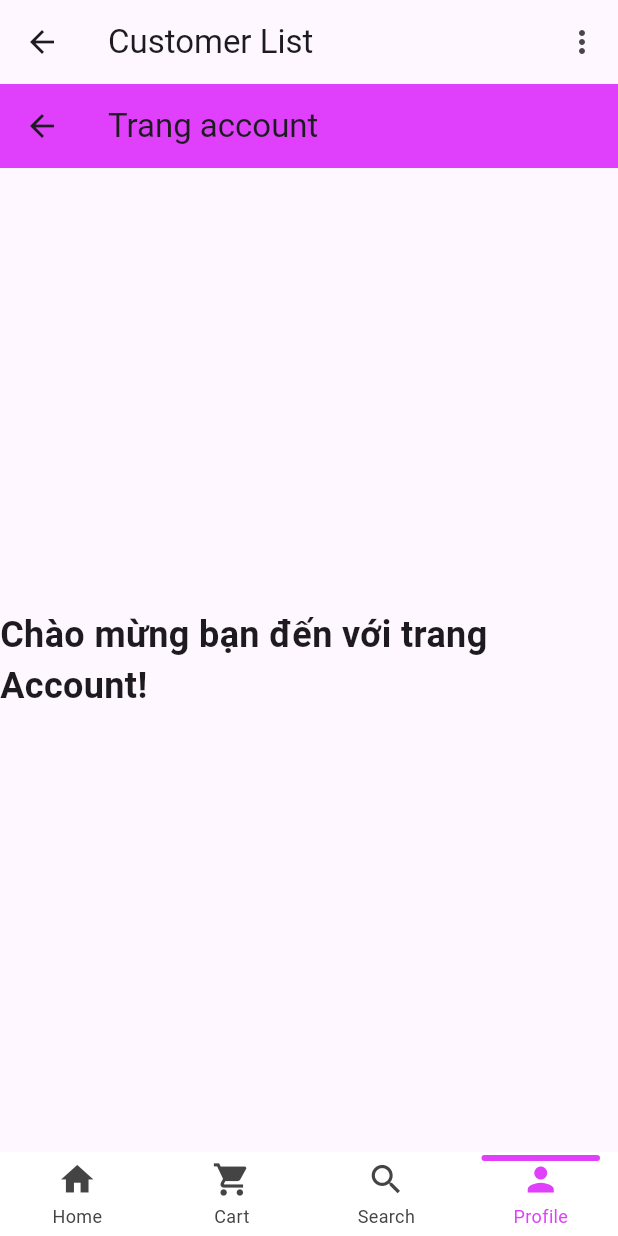
After one commit to Lynonmic/Book-Managerment, a Flutter app: the BottomMenuPage screen opened by its route, item 4 of the bottom bar chosen, on a phone screen of 412 x 824 dp. The commit adds this screen. Run offline on Flutter 3.47's test engine with Material 3 defaults, Android fonts, the phone set to English and light mode, and no system bars; drawn by our look-alikes of persistent_bottom_nav_bar; our stand-ins replace image_picker.

Commit message:
xong giao diện bottom menu và option menu

```diff
--- a/frontend/lib/routes/app_routes.dart
+++ b/frontend/lib/routes/app_routes.dart
@@ -1,13 +1,24 @@
 import 'package:flutter/material.dart';
+import 'package:frontend/views/account/account_page.dart';
+import 'package:frontend/views/cart/order_page.dart';
+import 'package:frontend/views/search/search_page.dart';
 import 'package:frontend/views/login/login_page.dart';
+import 'package:frontend/views/bottom_menu_page.dart';
 
 class AppRoutes {
   static const String home = '/';
+  static const String bottomMenu = '/bottomMenu';
   static const String cart = '/cart';
   static const String search = '/search';
   static const String profile = '/profile';
 
   static Map<String, WidgetBuilder> getRoutes() {
-    return {home: (context) => const LoginPage()};
+    return {
+      home: (context) => const LoginPage(),
+      bottomMenu: (context) => const BottomMenuPage(),
+      cart: (context) => const OrderPage(),
+      search: (context) => const SearchPage(),
+      profile: (context) => const AccountPage(),
+    };
   }
 }
--- /dev/null
+++ b/frontend/lib/views/account/account_page.dart
@@ -0,0 +1,27 @@
+import 'package:flutter/material.dart';
+
+
+class AccountPage extends StatefulWidget {
+  const AccountPage({super.key});
+
+  @override
+  _AccountPageState createState() => _AccountPageState();
+}
+
+class _AccountPageState extends State<AccountPage>{
+  @override
+  Widget build(BuildContext context) {
+    return Scaffold(
+      appBar: AppBar(
+        title: const Text("Trang account"),
+        backgroundColor: Colors.purpleAccent,
+      ),
+      body: const Center(
+        child: Text(
+          "Chào mừng bạn đến với trang Account!",
+          style: TextStyle(fontSize: 24, fontWeight: FontWeight.bold),
+        ),
+      ),
+    );
+  }
+}
--- /dev/null
+++ b/frontend/lib/views/bottom_menu_page.dart
@@ -0,0 +1,82 @@
+import 'package:flutter/material.dart';
+import 'package:frontend/views/account/account_page.dart';
+import 'package:frontend/views/book/book_page_admin.dart';
+import 'package:frontend/views/cart/order_page.dart';
+import 'package:frontend/views/search/search_page.dart';
+import 'package:persistent_bottom_nav_bar/persistent_bottom_nav_bar.dart';
+
+class BottomMenuPage extends StatefulWidget {
+  const BottomMenuPage({super.key});
+
+  @override
+  _BottomMenuPageState createState() => _BottomMenuPageState();
+}
+
+class _BottomMenuPageState extends State<BottomMenuPage> {
+  final PersistentTabController _controller = PersistentTabController(initialIndex: 0);
+
+ final List<String> _titles = ["Book List", "Order List", "Search", "Customer List"];
+  List<Widget> _buildScreens() {
+    return [
+      const BookPageAdmin(),
+      const OrderPage(),
+      const SearchPage(),
+      const AccountPage(),
+    ];
+  }
+
+  List<PersistentBottomNavBarItem> _navBarsItems() {
+    return [
+      PersistentBottomNavBarItem(icon: Icon(Icons.home), title: "Home", activeColorPrimary: Colors.purpleAccent, inactiveColorPrimary: const Color.fromARGB(255, 69, 68, 68)),
+      PersistentBottomNavBarItem(icon: Icon(Icons.shopping_cart), title: "Cart", activeColorPrimary: Colors.purpleAccent, inactiveColorPrimary: Color.fromARGB(255, 69, 68, 68)),
+      PersistentBottomNavBarItem(icon: Icon(Icons.search), title: "Search", activeColorPrimary: Colors.purpleAccent, inactiveColorPrimary: Color.fromARGB(255, 69, 68, 68)),
+      PersistentBottomNavBarItem(icon: Icon(Icons.person), title: "Profile", activeColorPrimary: Colors.purpleAccent, inactiveColorPrimary: Color.fromARGB(255, 69, 68, 68)),
+    ];
+  }
+
+  @override
+  Widget build(BuildContext context) {
+    return Scaffold(
+      appBar: AppBar(
+        title: Text(_titles[_controller.index]),
+        actions: [
+          PopupMenuButton<String>(
+            onSelected: (value) {
+              if (value == "settings") {
+                print("Settings selected");
+              } else if (value == "logout") {
+                print("Logout selected");
+              }
+            },
+            itemBuilder: (BuildContext context) {
+              return [
+                const PopupMenuItem(
+                  value: "author",
+                  child: Text("Author List"),
+                ),
+                const PopupMenuItem(
+                  value: "customer",
+                  child: Text("Customer List"),
+                ),
+                const PopupMenuItem(
+                  value: "category",
+                  child: Text("Category List"),
+                ),
+              ];
+            },
+          ),
+        ],
+      ),
+      body: PersistentTabView(
+        context,
+        controller: _controller,
+        screens: _buildScreens(),
+        items: _navBarsItems(),
+        navBarStyle: NavBarStyle.style3,
+        onItemSelected: (index) {
+          setState(() {});
+        },
+      ),
+    );
+  }
+}
--- a/frontend/pubspec.yaml
+++ b/frontend/pubspec.yaml
@@ -16,6 +16,7 @@ dependencies:
   http: ^1.3.0
   image_picker: ^1.1.2
   provider: ^6.1.2
+  persistent_bottom_nav_bar: ^6.2.1
 
 dev_dependencies:
   flutter_test:
```
Also changed, not shown: frontend/lib/views/cart/order_page.dart (added, +27 -0 lines), frontend/lib/views/login/login_page.dart (+2 -5 lines), frontend/lib/views/search/search_page.dart (added, +27 -0 lines), frontend/pubspec.lock.
